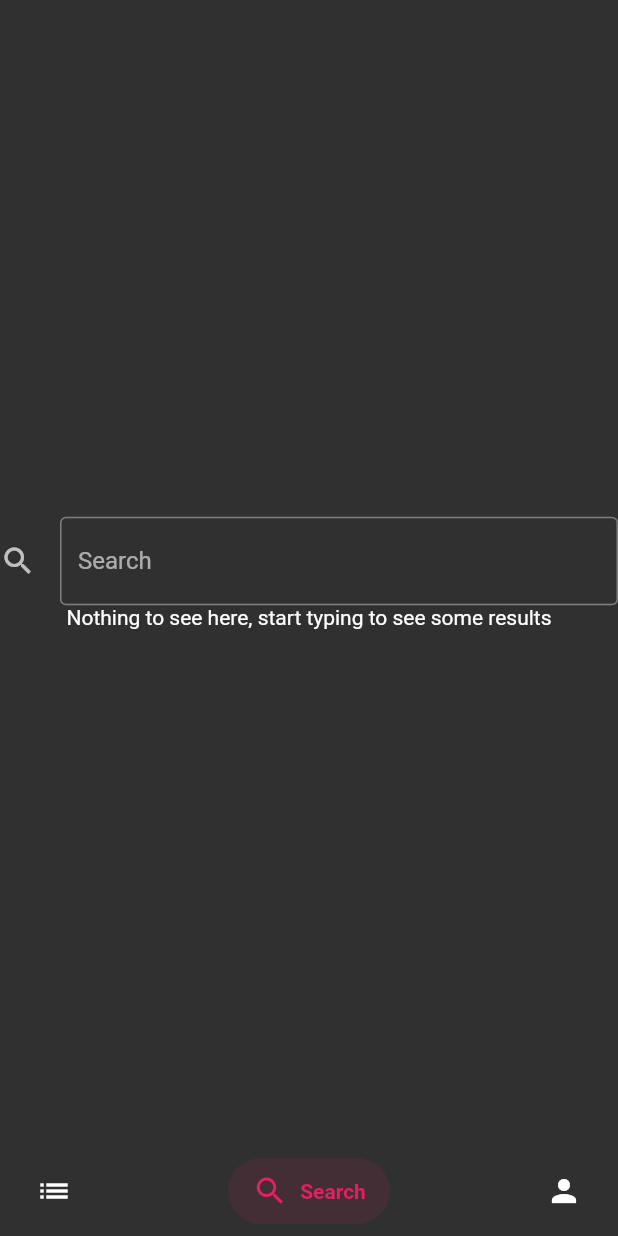
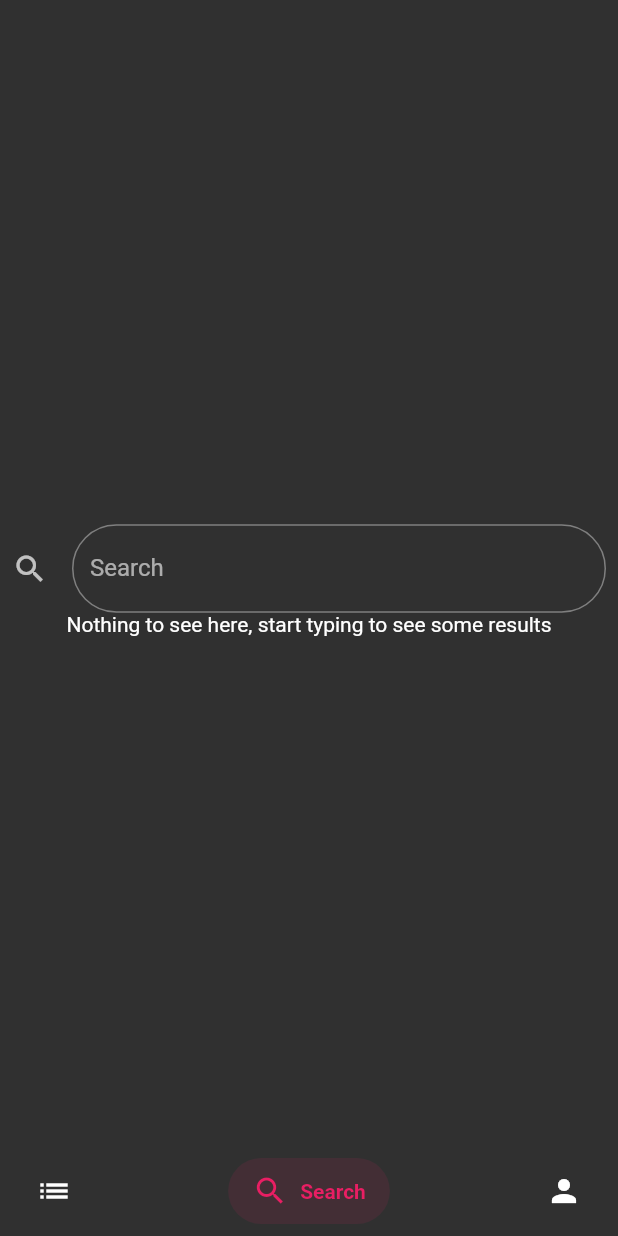
Before and after one commit to MGTek5/Totor, a Flutter app: the Search screen opened by its route, on a phone screen of 412 x 824 dp. Run offline on Flutter 3.47's test engine with Material 2 defaults, Android fonts, the phone set to English and light mode, and no system bars; drawn by our look-alikes of salomon_bottom_bar; our stand-ins replace dio; network calls fail.

Commit message:
[fix] restoring search input's styke

```diff
--- a/lib/search.dart
+++ b/lib/search.dart
@@ -112,13 +112,17 @@ class _SearchState extends State<Search> {
   }
 
   Widget buildSearchInput() {
-    return (TextField(
-      controller: searchController,
-      decoration: const InputDecoration(
-          border: OutlineInputBorder(),
-          label: Text("Search"),
-          icon: Icon(Icons.search)),
-    ));
+    return Padding(
+      padding: const EdgeInsets.fromLTRB(8, 10, 8, 0),
+      child: (TextField(
+        controller: searchController,
+        decoration: const InputDecoration(
+            border: OutlineInputBorder(
+                borderRadius: BorderRadius.all(Radius.circular(30))),
+            label: Text("Search"),
+            icon: Icon(Icons.search)),
+      )),
+    );
   }
 
   @override
```
